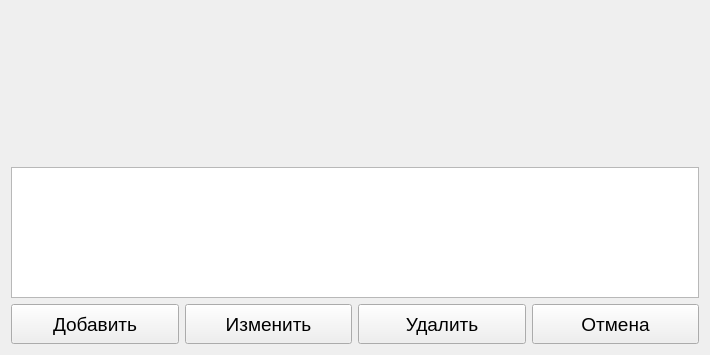
Old version of the form QtClient/QtClimaClient/Frames/Graphs/GraphEditorFrame.ui in the repository ciberslavik/climacore.
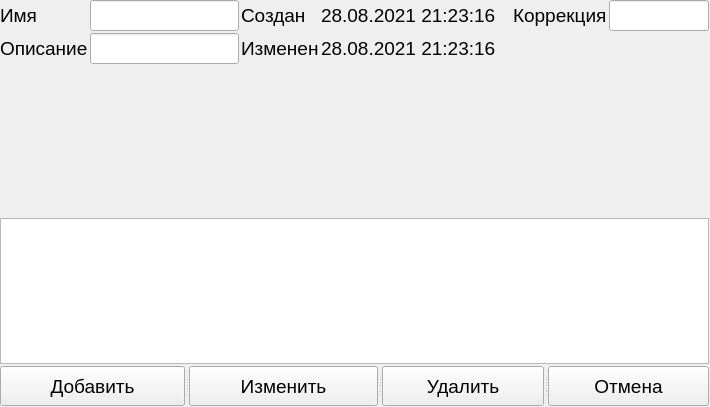
New version of the form. Custom widgets are drawn as their Qt base class.

Patch:
```diff
--- a/QtClient/QtClimaClient/Frames/Graphs/GraphEditorFrame.ui
+++ b/QtClient/QtClimaClient/Frames/Graphs/GraphEditorFrame.ui
@@ -7,14 +7,101 @@
     <x>0</x>
     <y>0</y>
     <width>710</width>
-    <height>355</height>
+    <height>407</height>
    </rect>
   </property>
+  <property name="font">
+   <font>
+    <pointsize>14</pointsize>
+   </font>
+  </property>
   <property name="windowTitle">
    <string>Form</string>
   </property>
   <layout class="QGridLayout" name="gridLayout">
-   <item row="0" column="0" colspan="4">
+   <property name="leftMargin">
+    <number>0</number>
+   </property>
+   <property name="topMargin">
+    <number>0</number>
+   </property>
+   <property name="rightMargin">
+    <number>1</number>
+   </property>
+   <property name="bottomMargin">
+    <number>1</number>
+   </property>
+   <property name="spacing">
+    <number>2</number>
+   </property>
+   <item row="0" column="0">
+    <widget class="QLabel" name="label">
+     <property name="text">
+      <string>Имя</string>
+     </property>
+    </widget>
+   </item>
+   <item row="0" column="1">
+    <widget class="QClickableLineEdit" name="txtName"/>
+   </item>
+   <item row="0" column="5">
+    <widget class="QLabel" name="label_2">
+     <property name="text">
+      <string>Коррекция</string>
+     </property>
+    </widget>
+   </item>
+   <item row="1" column="2">
+    <widget class="QLabel" name="label_6">
+     <property name="text">
+      <string>Изменен</string>
+     </property>
+    </widget>
+   </item>
+   <item row="0" column="3">
+    <widget class="QLabel" name="label_5">
+     <property name="text">
+      <string>28.08.2021 21:23:16</string>
+     </property>
+    </widget>
+   </item>
+   <item row="3" column="0" colspan="7">
+    <widget class="QTableWidget" name="table"/>
+   </item>
+   <item row="0" column="2">
+    <widget class="QLabel" name="label_4">
+     <property name="text">
+      <string>Создан</string>
+     </property>
+    </widget>
+   </item>
+   <item row="1" column="1">
+    <widget class="QClickableLineEdit" name="txtDescription"/>
+   </item>
+   <item row="1" column="3">
+    <widget class="QLabel" name="label_7">
+     <property name="text">
+      <string>28.08.2021 21:23:16</string>
+     </property>
+    </widget>
+   </item>
+   <item row="0" column="6">
+    <widget class="QClickableLineEdit" name="txtCorrection">
+     <property name="minimumSize">
+      <size>
+       <width>100</width>
+       <height>0</height>
+      </size>
+     </property>
+     <property name="maximumSize">
+      <size>
+       <width>100</width>
+       <height>16777215</height>
+      </size>
+     </property>
+    </widget>
+   </item>
+   <item row="2" column="0" colspan="7">
     <widget class="QCustomPlot" name="plot" native="true">
      <property name="minimumSize">
       <size>
@@ -24,10 +111,18 @@
      </property>
     </widget>
    </item>
-   <item row="1" column="0" colspan="4">
-    <widget class="QTableWidget" name="table"/>
+   <item row="1" column="0">
+    <widget class="QLabel" name="label_3">
+     <property name="text">
+      <string>Описание</string>
+     </property>
+    </widget>
    </item>
-   <item row="2" column="0">
+   <item row="4" column="0" colspan="7">
+    <widget class="QSplitter" name="splitter">
+     <property name="orientation">
+      <enum>Qt::Horizontal</enum>
+     </property>
     <widget class="QPushButton" name="btnAddPoint">
      <property name="minimumSize">
       <size>
@@ -44,8 +139,6 @@
       <string>Добавить</string>
      </property>
     </widget>
-   </item>
-   <item row="2" column="1">
     <widget class="QPushButton" name="btnEditPoint">
      <property name="minimumSize">
       <size>
@@ -62,8 +155,6 @@
       <string>Изменить</string>
      </property>
     </widget>
-   </item>
-   <item row="2" column="2">
     <widget class="QPushButton" name="btnRemovePoint">
      <property name="minimumSize">
       <size>
@@ -80,8 +171,6 @@
       <string>Удалить</string>
      </property>
     </widget>
-   </item>
-   <item row="2" column="3">
     <widget class="QPushButton" name="btnCancel">
      <property name="minimumSize">
       <size>
@@ -98,6 +187,20 @@
       <string>Отмена</string>
      </property>
     </widget>
+    </widget>
+   </item>
+   <item row="0" column="4">
+    <spacer name="horizontalSpacer">
+     <property name="orientation">
+      <enum>Qt::Horizontal</enum>
+     </property>
+     <property name="sizeHint" stdset="0">
+      <size>
+       <width>40</width>
+       <height>20</height>
+      </size>
+     </property>
+    </spacer>
    </item>
   </layout>
  </widget>
@@ -108,6 +211,11 @@
    <header location="global">Controls/QCustomPlot.h</header>
    <container>1</container>
   </customwidget>
+  <customwidget>
+   <class>QClickableLineEdit</class>
+   <extends>QLineEdit</extends>
+   <header location="global">Controls/qclickablelineedit.h</header>
+  </customwidget>
  </customwidgets>
  <resources/>
  <connections/>
```
Lines whose indentation alone changed are shown as unchanged.
